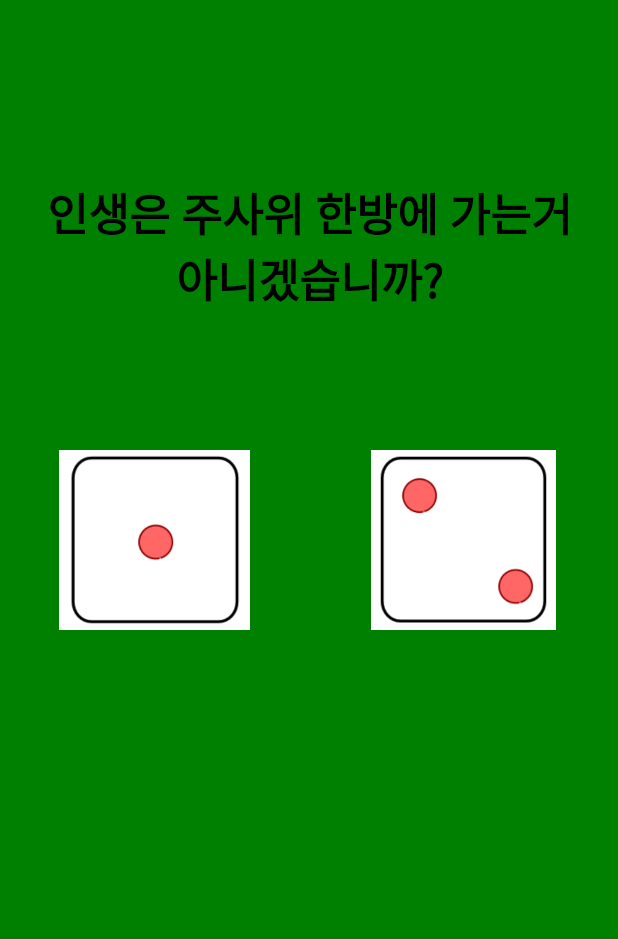
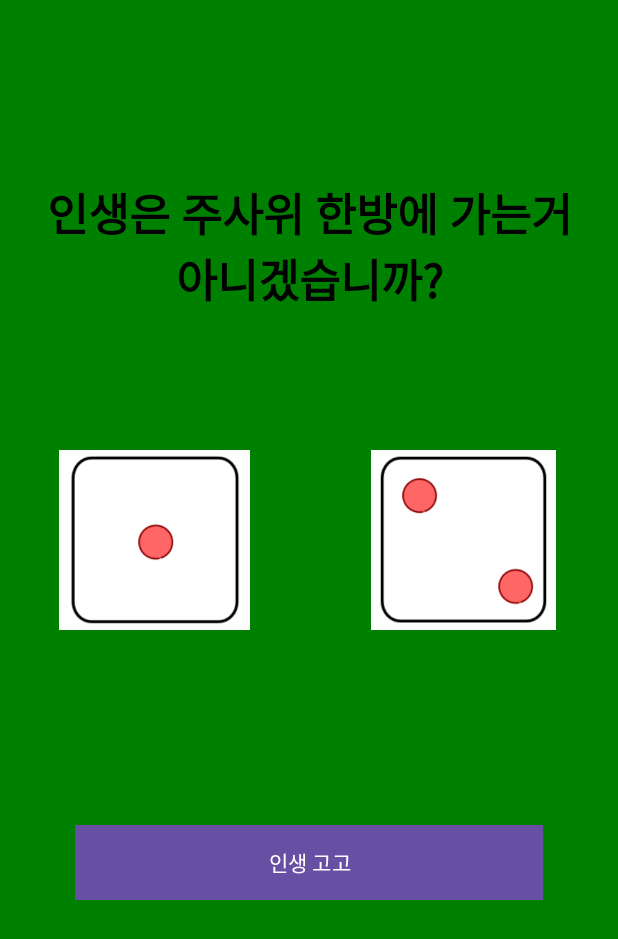
Before and after one commit to nanami-tomoe/Android-Practice, an Android app: the screen it shows after launch (MainActivity), on a phone screen of 412 x 824 dp. Shown: the top 939 px of the screen. Run offline under Robolectric (Android 15) with nearby library versions, the phone set to English and light mode, and no system bars.

Commit message:
feat: 버튼 설정

```diff
--- a/Android_Cotlin_Foundation/DICE/app/src/main/res/layout/activity_main.xml
+++ b/Android_Cotlin_Foundation/DICE/app/src/main/res/layout/activity_main.xml
@@ -47,5 +47,13 @@
 
     </LinearLayout>
 
+    <Button
+        android:text="인생 고고"
+        android:layout_width="match_parent"
+        android:background="@color/black"
+        android:textColor="@color/white"
+        android:layout_height="50dp"
+        android:layout_margin="50dp"/>
+
 
 </LinearLayout>
```
